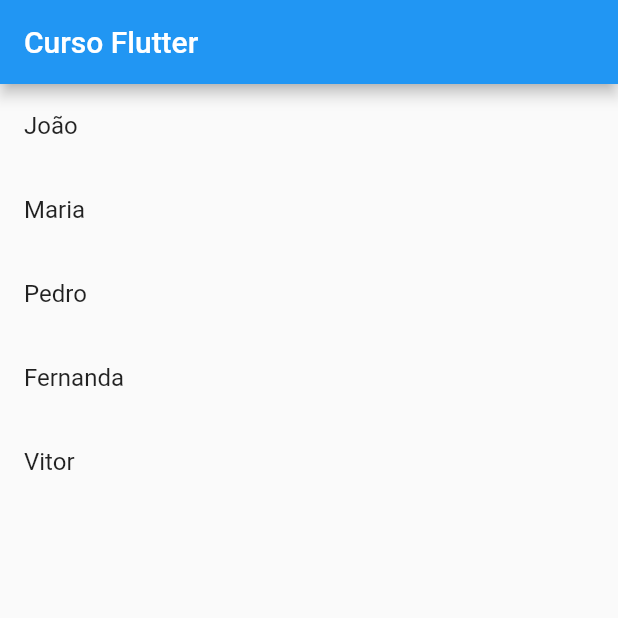
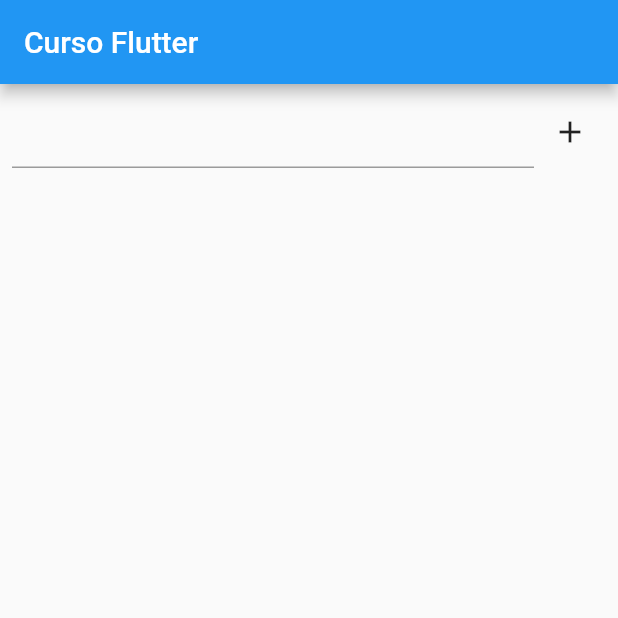
Before and after one commit to fercguerra/app_flutterando, a Flutter app: the screen it shows after launch, on a phone screen of 412 x 824 dp, the top half of it. Run offline on Flutter 3.47's test engine with Material 2 defaults, Android fonts, the phone set to English and light mode, and no system bars; missing offline and left inert: dart:js.

Commit message:
Revisões

```diff
--- a/lib/home_page.dart
+++ /dev/null
@@ -1,32 +0,0 @@
-import 'package:flutter/material.dart';
-
-class HomePage extends StatefulWidget {
-  @override
-  State<HomePage> createState() => _HomePageState();
-}
-
-class _HomePageState extends State<HomePage> {
-  var counter = 0;
-
-  @override
-  Widget build(BuildContext context) {
-    final names = ['João', 'Maria', 'Pedro', 'Fernanda', "Vitor"];
-    return Scaffold(
-      appBar: AppBar(
-        title: Text('Curso Flutter'),
-      ),
-      body: SizedBox(
-        width: double.infinity,
-        height: double.infinity,
-        child: ListView.builder(
-            itemCount: names.length,
-            itemBuilder: (context, index) {
-              final name = names[index];
-              return ListTile(
-                title: Text(name),
-              );
-            }),
-      ),
-    );
-  }
-}
--- a/lib/main.dart
+++ b/lib/main.dart
@@ -1,6 +1,42 @@
+import 'dart:js';
+
 import 'package:flutter/material.dart';
-import 'myapp.dart';
 
 void main() {
-  runApp(MyApp());
+  runApp(MaterialApp(
+    debugShowCheckedModeBanner: false,
+    darkTheme: ThemeData(),
+    home: const HomePage(),
+  ));
 }
+
+class HomePage extends StatefulWidget {
+  const HomePage({Key? key}) : super(key: key);
+
+  @override
+  State<HomePage> createState() => _HomePageState();
+}
+
+class _HomePageState extends State<HomePage> {
+  @override
+  Widget build(BuildContext context) {
+    return Scaffold(
+      appBar: AppBar(
+        title: const Text('Curso Flutter'),
+      ),
+      body: Column(
+        children: [
+          Padding(
+            padding: const EdgeInsets.all(8.0),
+            child: Row(
+              children: [
+                Expanded(child: TextField()),
+                IconButton(onPressed: () {}, icon: Icon(Icons.add)),
+              ],
+            ),
+          ),
+        ],
+      ),
+    );
+  }
+}
--- a/lib/myapp.dart
+++ /dev/null
@@ -1,16 +0,0 @@
-
-import 'package:flutter/material.dart';
-import 'home_page.dart';
-
-class MyApp extends StatelessWidget {
-  const MyApp({Key? key}) : super(key: key);
-
-  @override
-  Widget build(BuildContext context) {
-    //MaterialApp é utilizado aepnas 1x
-    return MaterialApp(
-      debugShowCheckedModeBanner: false,
-      home: HomePage(),
-    );
-  }
-}
```
